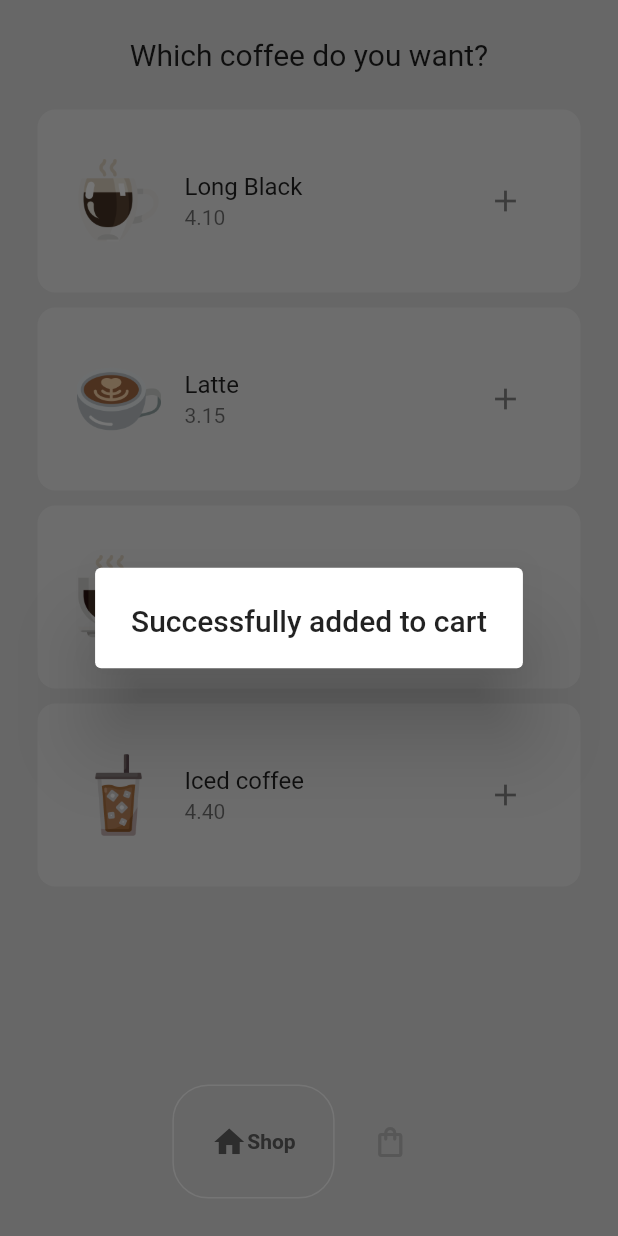
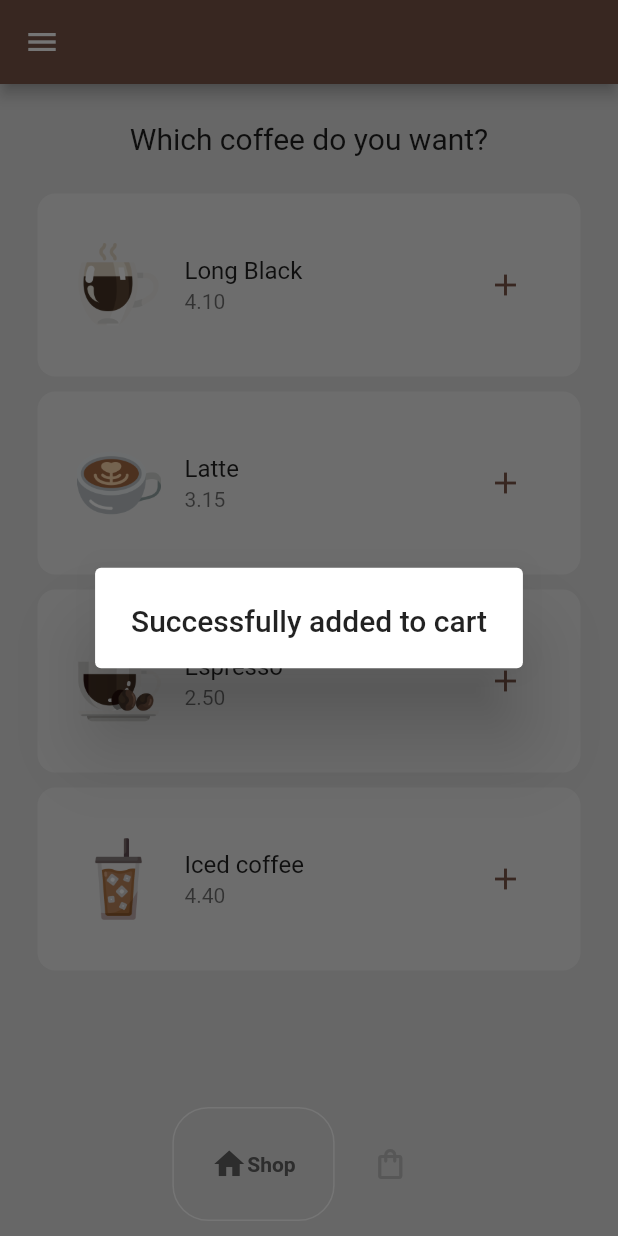
Before and after one commit to VladDB/coffee_shop_app, a Flutter app: the screen it shows after launch, after a tap on the "add" icon, on a phone screen of 412 x 824 dp. Run offline on Flutter 3.47's test engine with Material 2 defaults, Android fonts, the phone set to English and light mode, and no system bars; drawn by our look-alikes of google_nav_bar, hidden_drawer_menu.

Commit message:
little corrections

```diff
--- a/lib/components/bottom_nav_bar.dart
+++ b/lib/components/bottom_nav_bar.dart
@@ -8,7 +8,7 @@ class MyBottomNavBar extends StatelessWidget {
   @override
   Widget build(BuildContext context) {
     return Container(
-      margin: const EdgeInsets.all(25),
+      margin: const EdgeInsets.all(10),
       child: GNav(
         onTabChange: (value) => onTabChange!(value),
         color: Colors.grey[400],
--- a/lib/components/coffee_tile.dart
+++ b/lib/components/coffee_tile.dart
@@ -27,6 +27,7 @@ class CoffeeTile extends StatelessWidget {
         trailing: IconButton(
           icon: icon,
           onPressed: onPressed,
+          color: Colors.brown,
         ),
       ),
     );
--- /dev/null
+++ b/lib/hidden_drawer.dart
@@ -0,0 +1,63 @@
+import 'package:coffee_shop_app/pages/about_page.dart';
+import 'package:coffee_shop_app/pages/home_page.dart';
+import 'package:flutter/material.dart';
+import 'package:hidden_drawer_menu/hidden_drawer_menu.dart';
+
+class HiddenDrawer extends StatefulWidget {
+  const HiddenDrawer({super.key});
+
+  @override
+  State<HiddenDrawer> createState() => _HiddenDrawerState();
+}
+
+class _HiddenDrawerState extends State<HiddenDrawer> {
+  List<ScreenHiddenDrawer> _pages = [];
+
+  @override
+  void initState() {
+    super.initState();
+
+    _pages = [
+      ScreenHiddenDrawer(
+        ItemHiddenMenu(
+            name: 'Home Page',
+            colorLineSelected: Colors.brown,
+            baseStyle: const TextStyle(
+              fontWeight: FontWeight.bold,
+              fontSize: 20,
+            ),
+            selectedStyle: const TextStyle(
+                fontWeight: FontWeight.bold,
+                fontSize: 20,
+                color: Colors.white)),
+        const HomePage(),
+      ),
+      ScreenHiddenDrawer(
+        ItemHiddenMenu(
+            name: 'About',
+            colorLineSelected: Colors.brown,
+            baseStyle: const TextStyle(
+              fontWeight: FontWeight.bold,
+              fontSize: 20,
+            ),
+            selectedStyle: const TextStyle(
+                fontWeight: FontWeight.bold,
+                fontSize: 20,
+                color: Colors.white)),
+        const AboutPage(),
+      ),
+    ];
+  }
+
+  @override
+  Widget build(BuildContext context) {
+    return HiddenDrawerMenu(
+      screens: _pages,
+      backgroundColorMenu: Colors.brown.shade200,
+      initPositionSelected: 0,
+      withAutoTittleName: false,
+      slidePercent: 50,
+      contentCornerRadius: 30,
+    );
+  }
+}
--- a/lib/main.dart
+++ b/lib/main.dart
@@ -1,3 +1,4 @@
+import 'package:coffee_shop_app/hidden_drawer.dart';
 import 'package:coffee_shop_app/models/coffee_shop.dart';
 import 'package:coffee_shop_app/pages/home_page.dart';
 import 'package:flutter/material.dart';
@@ -14,9 +15,10 @@ class MyApp extends StatelessWidget {
   Widget build(BuildContext context) {
     return ChangeNotifierProvider(
         create: (context) => CoffeeShop(),
-        builder: (context, child) => const MaterialApp(
+        builder: (context, child) => MaterialApp(
           debugShowCheckedModeBanner: false,
-          home: HomePage(),
+          home: HiddenDrawer(),
+          theme: ThemeData(primarySwatch: Colors.brown),
         ),
     );
   }
--- a/lib/models/coffee_shop.dart
+++ b/lib/models/coffee_shop.dart
@@ -31,8 +31,8 @@ class CoffeeShop extends ChangeNotifier {
   List<Coffee> get coffeeShop => _shop;
   List<Coffee> get userCart => _userCart;
 
-  void addItemToCart(Coffee cofee) {
-    _userCart.add(cofee);
+  void addItemToCart(Coffee coffee) {
+    _userCart.add(coffee);
     notifyListeners();
   }
 
--- /dev/null
+++ b/lib/pages/about_page.dart
@@ -0,0 +1,28 @@
+import 'package:coffee_shop_app/const.dart';
+import 'package:flutter/material.dart';
+
+class AboutPage extends StatefulWidget {
+  const AboutPage({super.key});
+
+  @override
+  State<AboutPage> createState() => _AboutPageState();
+}
+
+class _AboutPageState extends State<AboutPage> {
+  @override
+  Widget build(BuildContext context) {
+    return Scaffold(
+      backgroundColor: backgroundColor,
+      body: const Center(
+        child: Text(
+          'This is a simple app. You can watch code here https://github.com/VladDB/coffee_shop_app',
+          textAlign: TextAlign.center,
+          style: TextStyle(
+              color: Colors.grey,
+              fontSize: 18,
+              fontWeight: FontWeight.bold),
+        ),
+      ),
+    );
+  }
+}
--- a/lib/pages/cart_page.dart
+++ b/lib/pages/cart_page.dart
@@ -32,6 +32,8 @@ class _CartPageState extends State<CartPage> {
                       'Yor Cart',
                       style: TextStyle(fontSize: 20),
                     ),
+
+                    const SizedBox(height: 25),
 
                     //list of cart items
                     Expanded(
--- a/pubspec.yaml
+++ b/pubspec.yaml
@@ -37,6 +37,7 @@ dependencies:
   cupertino_icons: ^1.0.2
   google_nav_bar: ^5.0.6
   provider:
+  hidden_drawer_menu: ^3.0.1
 
 dev_dependencies:
   flutter_test:
```
Also changed, not shown: pubspec.lock, 2 other files.
